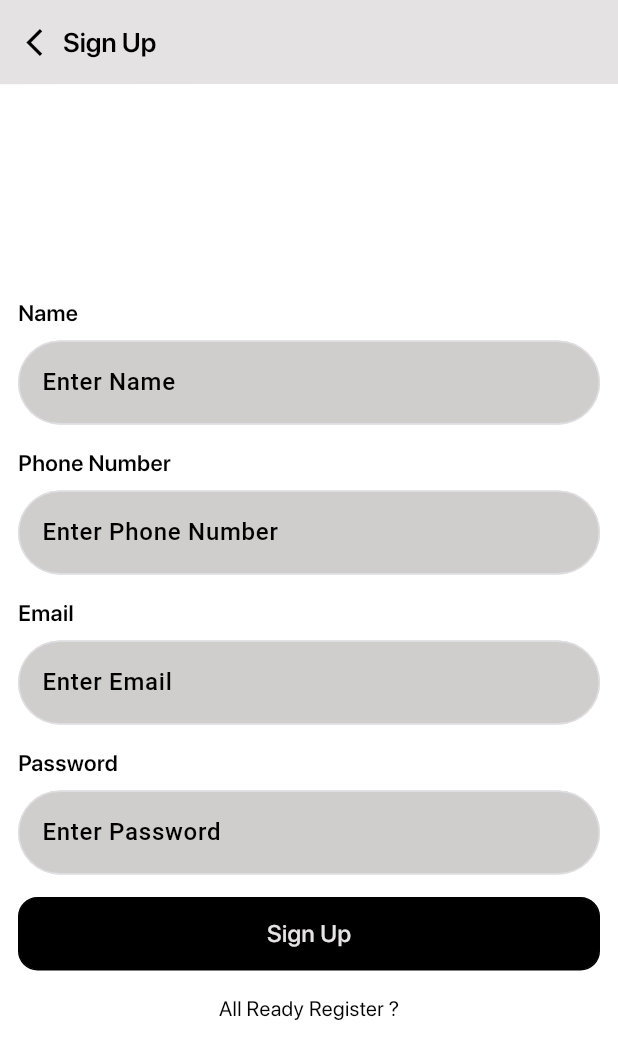
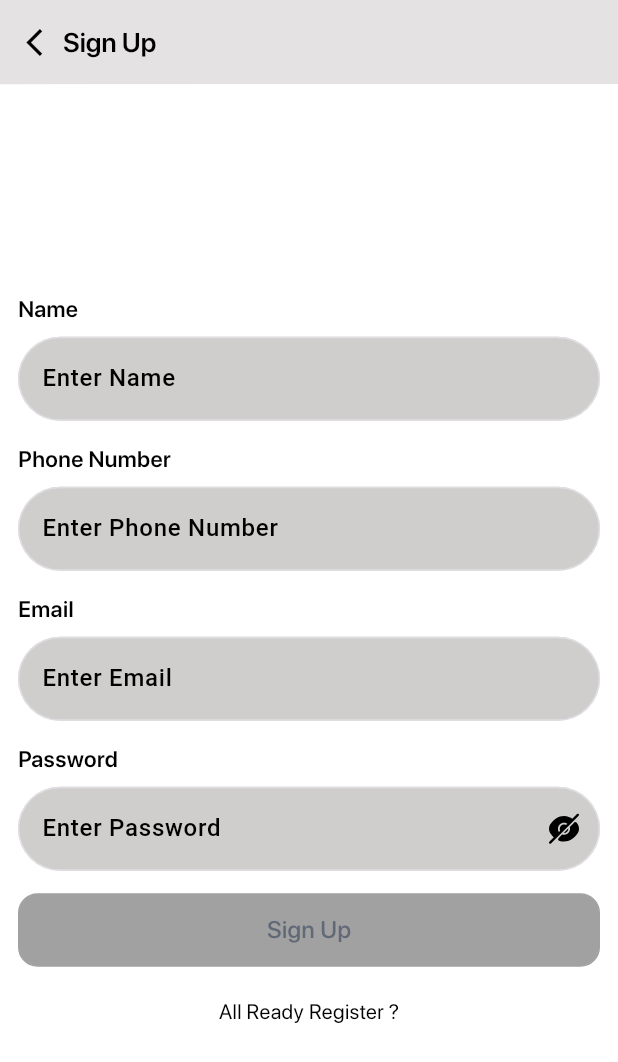
Before and after one commit to priyankpm/flutter_code_structure_bloc, a Flutter app: the SignUpScreen screen opened by its route, on a phone screen of 412 x 824 dp. Shown: the top 1062 px of the screen. Run offline on Flutter 3.47's test engine with Material 3 defaults, Android fonts, the phone set to English and light mode, and no system bars; our stand-ins replace cached_network_image, equatable, flutter_bloc, flutter_svg, get_it, go_router and 2 more; accounts and stored records are empty; project files that could hold a hidden picture were left out.

Commit message:
- theme manage

```diff
--- a/lib/core/providers/app_providers.dart
+++ b/lib/core/providers/app_providers.dart
@@ -6,6 +6,8 @@
 import 'package:project_structure_bloc/presentation/blocs/sign_up/sign_up_bloc.dart';
 import 'package:project_structure_bloc/presentation/blocs/splash/splash_bloc.dart';
 
+import 'package:project_structure_bloc/presentation/blocs/theme/theme_bloc.dart';
+
 class AppProviders {
   static List<BlocProvider> get providers => [
     BlocProvider<SplashBloc>(create: (context) => SplashBloc(sl())),
@@ -13,6 +15,7 @@
       create: (context) => OnboardingBloc(sl(), sl()),
     ),
     BlocProvider<DashboardBloc>(create: (context) => DashboardBloc()),
+    BlocProvider<ThemeBloc>(create: (context) => ThemeBloc()),
     BlocProvider<LoginBloc>(create: (context) => LoginBloc()),
     BlocProvider<SignUpBloc>(create: (context) => SignUpBloc()),
   ];
--- a/lib/presentation/blocs/sign_up/sign_up_event.dart
+++ b/lib/presentation/blocs/sign_up/sign_up_event.dart
@@ -5,8 +5,32 @@
   List<Object?> get props => [];
 }
 
-class SignUpEmailChangeEvent extends SignUpEvent {}
+class SignUpNameChangedEvent extends SignUpEvent {
+  final String name;
+  SignUpNameChangedEvent(this.name);
+  @override
+  List<Object?> get props => [name];
+}
 
-class SignUpEmailPasswordEvent extends SignUpEvent {}
+class SignUpPhoneChangedEvent extends SignUpEvent {
+  final String phone;
+  SignUpPhoneChangedEvent(this.phone);
+  @override
+  List<Object?> get props => [phone];
+}
+
+class SignUpEmailChangedEvent extends SignUpEvent {
+  final String email;
+  SignUpEmailChangedEvent(this.email);
+  @override
+  List<Object?> get props => [email];
+}
+
+class SignUpPasswordChangedEvent extends SignUpEvent {
+  final String password;
+  SignUpPasswordChangedEvent(this.password);
+  @override
+  List<Object?> get props => [password];
+}
 
 class SignUpSubmitEvent extends SignUpEvent {}
--- a/lib/presentation/blocs/sign_up/sign_up_state.dart
+++ b/lib/presentation/blocs/sign_up/sign_up_state.dart
@@ -1,21 +1,82 @@
 import 'package:equatable/equatable.dart';
 
-abstract class SignUpState extends Equatable {
-  @override
-  List<Object?> get props => [];
-}
+class SignUpState extends Equatable {
+  final String name;
+  final String phone;
+  final String email;
+  final String password;
+  final String? nameError;
+  final String? phoneError;
+  final String? emailError;
+  final String? passwordError;
+  final bool isLoading;
+  final bool isSuccess;
+  final String? failureMessage;
 
-class SignUpInitialState extends SignUpState {}
+  const SignUpState({
+    this.name = '',
+    this.phone = '',
+    this.email = '',
+    this.password = '',
+    this.nameError,
+    this.phoneError,
+    this.emailError,
+    this.passwordError,
+    this.isLoading = false,
+    this.isSuccess = false,
+    this.failureMessage,
+  });
 
-class SignUpSuccessState extends SignUpState {}
+  bool get isValid =>
+      name.isNotEmpty &&
+      phone.isNotEmpty &&
+      email.isNotEmpty &&
+      password.isNotEmpty &&
+      nameError == null &&
+      phoneError == null &&
+      emailError == null &&
+      passwordError == null;
 
-class SignUpLoadingState extends SignUpState {}
-
-class SignUpFailState extends SignUpState {
-  final String message;
-
-  SignUpFailState(this.message);
+  SignUpState copyWith({
+    String? name,
+    String? phone,
+    String? email,
+    String? password,
+    String? nameError,
+    String? phoneError,
+    String? emailError,
+    String? passwordError,
+    bool? isLoading,
+    bool? isSuccess,
+    String? failureMessage,
+  }) {
+    return SignUpState(
+      name: name ?? this.name,
+      phone: phone ?? this.phone,
+      email: email ?? this.email,
+      password: password ?? this.password,
+      nameError: nameError,
+      phoneError: phoneError,
+      emailError: emailError,
+      passwordError: passwordError,
+      isLoading: isLoading ?? this.isLoading,
+      isSuccess: isSuccess ?? this.isSuccess,
+      failureMessage: failureMessage ?? this.failureMessage,
+    );
+  }
 
   @override
-  List<Object?> get props => [message];
+  List<Object?> get props => [
+    name,
+    phone,
+    email,
+    password,
+    nameError,
+    phoneError,
+    emailError,
+    passwordError,
+    isLoading,
+    isSuccess,
+    failureMessage,
+  ];
 }
--- /dev/null
+++ b/lib/presentation/blocs/theme/theme_event.dart
@@ -0,0 +1,19 @@
+import 'package:equatable/equatable.dart';
+
+abstract class ThemeEvent extends Equatable {
+  const ThemeEvent();
+
+  @override
+  List<Object> get props => [];
+}
+
+class ThemeChanged extends ThemeEvent {
+  final String themeName;
+
+  const ThemeChanged(this.themeName);
+
+  @override
+  List<Object> get props => [themeName];
+}
+
+class ToggleTheme extends ThemeEvent {}
--- /dev/null
+++ b/lib/presentation/blocs/theme/theme_state.dart
@@ -0,0 +1,10 @@
+import 'package:equatable/equatable.dart';
+
+class ThemeState extends Equatable {
+  final String themeName;
+
+  const ThemeState(this.themeName);
+
+  @override
+  List<Object> get props => [themeName];
+}
--- a/lib/presentation/common/buttons/common_button.dart
+++ b/lib/presentation/common/buttons/common_button.dart
@@ -71,7 +71,7 @@
   @override
   Widget build(BuildContext context) {
     final buttonButton = (widget.isDisabled)
-        ? widget.disableButtonColor ?? AppColors.whiteColor
+        ? widget.disableButtonColor ?? AppColors.buttonDisableColor
         : widget.buttonColor ?? AppColors.primaryColor;
     return GestureDetector(
       onTap: (widget.isLoader || widget.isDisabled)
--- a/lib/presentation/pages/dashboard/widget/custom_bottom_bar.dart
+++ b/lib/presentation/pages/dashboard/widget/custom_bottom_bar.dart
@@ -3,7 +3,6 @@
 import 'package:project_structure_bloc/presentation/common/icon_view/common_icon_view.dart';
 import 'package:project_structure_bloc/presentation/utils/app_colors.dart';
 import 'package:project_structure_bloc/presentation/utils/asset.dart';
-import 'package:project_structure_bloc/presentation/utils/custom_cache_network_image_view.dart';
 import 'package:project_structure_bloc/presentation/utils/size.dart';
 import 'package:project_structure_bloc/presentation/utils/styles.dart';
 
--- a/lib/presentation/pages/onBoarding/onboarding_screen.dart
+++ b/lib/presentation/pages/onBoarding/onboarding_screen.dart
@@ -12,7 +12,7 @@
   @override
   Widget build(BuildContext context) {
     return Scaffold(
-      backgroundColor: AppColors.whiteColor,
+      backgroundColor: AppColors.backgroundColor,
       body: BlocProvider(
         create: (context) =>
             OnboardingBloc(sl(),sl())..add(FetchOnBoardingDetails()),
--- a/lib/presentation/pages/sign_up/sign_up_screen.dart
+++ b/lib/presentation/pages/sign_up/sign_up_screen.dart
@@ -1,5 +1,9 @@
 import 'package:flutter/material.dart';
+import 'package:flutter_bloc/flutter_bloc.dart';
 import 'package:project_structure_bloc/generated/l10n.dart';
+import 'package:project_structure_bloc/presentation/blocs/sign_up/sign_up_bloc.dart';
+import 'package:project_structure_bloc/presentation/blocs/sign_up/sign_up_event.dart';
+import 'package:project_structure_bloc/presentation/blocs/sign_up/sign_up_state.dart';
 import 'package:project_structure_bloc/presentation/common/app_bar/common_app_bar.dart';
 import 'package:project_structure_bloc/presentation/common/buttons/common_button.dart';
 import 'package:project_structure_bloc/presentation/common/text/common_text.dart';
@@ -26,7 +30,16 @@
     return Scaffold(
       backgroundColor: AppColors.backgroundColor,
       appBar: CommonAppBar(title: S.of(context).signUp),
-      body: Padding(
+      body: BlocProvider(
+        create: (context) => SignUpBloc(),
+        child: BlocConsumer<SignUpBloc, SignUpState>(
+          listener: (context, state) {
+            if (state.isSuccess) {
+              AppNavigator.go(AppRoutes.dashboardScreen);
+            }
+          },
+          builder: (context, state) {
+            return Padding(
               padding: .symmetric(
                 vertical: Spacing.small,
                 horizontal: Spacing.medium,
@@ -40,6 +53,10 @@
                     hintText: S.of(context).enterName,
                     controller: nameController,
                     keyboardType: TextInputType.text,
+                    errorMessage: state.nameError,
+                    onChanged: (value) {
+                      context.read<SignUpBloc>().add(SignUpNameChangedEvent(value));
+                    },
                   ),
                   Spacing.height15(),
                   CommonTextField(
@@ -47,6 +64,10 @@
                     hintText: S.of(context).enterPhoneNumber,
                     controller: phoneController,
                     keyboardType: TextInputType.phone,
+                    errorMessage: state.phoneError,
+                    onChanged: (value) {
+                      context.read<SignUpBloc>().add(SignUpPhoneChangedEvent(value));
+                    },
                   ),
                   Spacing.height15(),
                   CommonTextField(
@@ -54,6 +75,10 @@
                     hintText: S.of(context).enterEmail,
                     controller: emailController,
                     keyboardType: TextInputType.emailAddress,
+                    errorMessage: state.emailError,
+                    onChanged: (value) {
+                      context.read<SignUpBloc>().add(SignUpEmailChangedEvent(value));
+                    },
                   ),
                   Spacing.height15(),
                   CommonTextField(
@@ -61,16 +86,22 @@
                     hintText: S.of(context).enterPassword,
                     controller: passwordController,
                     keyboardType: TextInputType.text,
+                    isPassword: true,
+                    errorMessage: state.passwordError,
+                    onChanged: (value) {
+                      context.read<SignUpBloc>().add(SignUpPasswordChangedEvent(value));
+                    },
                   ),
                   Spacing.height15(),
                   CommonButton(
                     onTap: () {
-                AppNavigator.go(AppRoutes.dashboardScreen);
+                      context.read<SignUpBloc>().add(SignUpSubmitEvent());
                     },
                     text: S.of(context).signUp,
                     textColor: AppColors.appbarBgColor,
+                    isDisabled: !state.isValid,
                   ),
-            Spacing.height15(),
+                  Spacing.height20(),
                   Center(
                     child: GestureDetector(
                       onTap: () {
@@ -81,6 +112,9 @@
                   ),
                 ],
               ),
+            );
+          },
+        ),
       ),
     );
   }
--- a/lib/presentation/utils/app_colors.dart
+++ b/lib/presentation/utils/app_colors.dart
@@ -28,6 +28,7 @@
   static Color backArrowColor = _LightColor.radioColor;
   static Color textDefaultColor = _LightColor.textDefaultColor;
   static Color textDisableColor = _LightColor.textDisableColor;
+  static Color buttonDisableColor = _LightColor.buttonDisableColor;
 
   static Future<void> changeThemeColor({required String usedTheme}) async {
     await AppPreference.setUseThemeName(usedTheme);
@@ -56,6 +57,7 @@
       backArrowColor = _DarkColor.backArrowColor;
       textDefaultColor = _DarkColor.textDefaultColor;
       textDisableColor = _DarkColor.textDisableColor;
+      buttonDisableColor = _DarkColor.buttonDisableColor;
     } else {
       /// TODO : Light Theme
       primaryColor = _LightColor.primaryColor;
@@ -79,6 +81,7 @@
       backArrowColor = _LightColor.backArrowColor;
       textDefaultColor = _LightColor.textDefaultColor;
       textDisableColor = _LightColor.textDisableColor;
+      buttonDisableColor = _LightColor.buttonDisableColor;
     }
   }
 }
@@ -105,6 +108,7 @@
   static Color transparentColor = Colors.transparent;
   static Color textDefaultColor = const Color(0xFFF6F6F6);
   static Color textDisableColor = const Color(0xFF949494);
+  static Color buttonDisableColor = const Color(0xFFC5C5C5);
 }
 
 class _LightColor {
@@ -129,4 +133,5 @@
   static Color transparentColor = Colors.transparent;
   static Color textDefaultColor = const Color(0xFF151515);
   static Color textDisableColor = const Color(0xFFA1A1A1);
+  static Color buttonDisableColor = const Color(0xFFA1A1A1);
 }
```
Also changed, not shown: lib/l10n/intl_en.arb (+11 -1 lines), lib/main.dart (+6 -3 lines), lib/presentation/blocs/login/login_bloc.dart (+17 -2 lines), lib/presentation/blocs/login/login_event.dart (+12 -2 lines), lib/presentation/blocs/login/login_state.dart (+50 -13 lines), lib/presentation/blocs/sign_up/sign_up_bloc.dart (+28 -1 lines), lib/presentation/blocs/theme/theme_bloc.dart (added, +25 -0 lines), lib/presentation/pages/dashboard/dashboard_screen.dart (+41 -14 lines), lib/presentation/pages/login/login_screen.dart (+29 -3 lines), lib/presentation/utils/validation_utils.dart (added, +74 -0 lines), lib/generated/intl/messages_en.dart, lib/generated/l10n.dart. Lines whose indentation alone changed are shown as unchanged.
